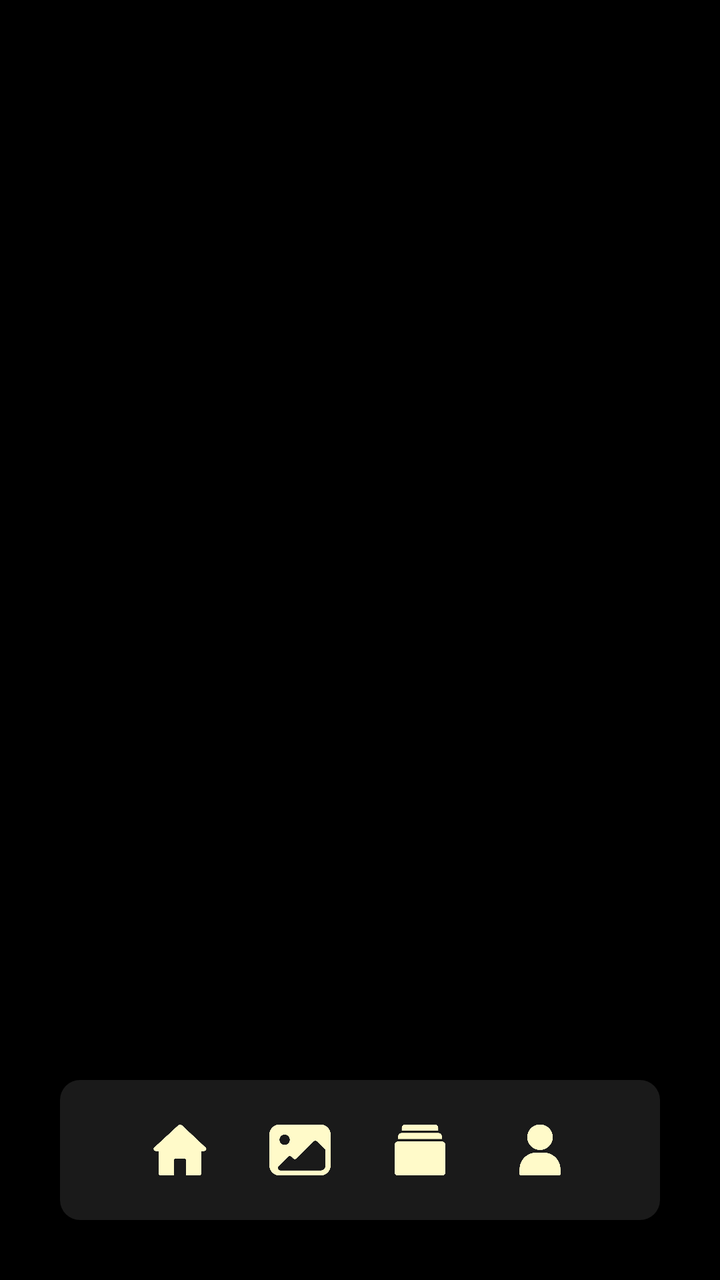
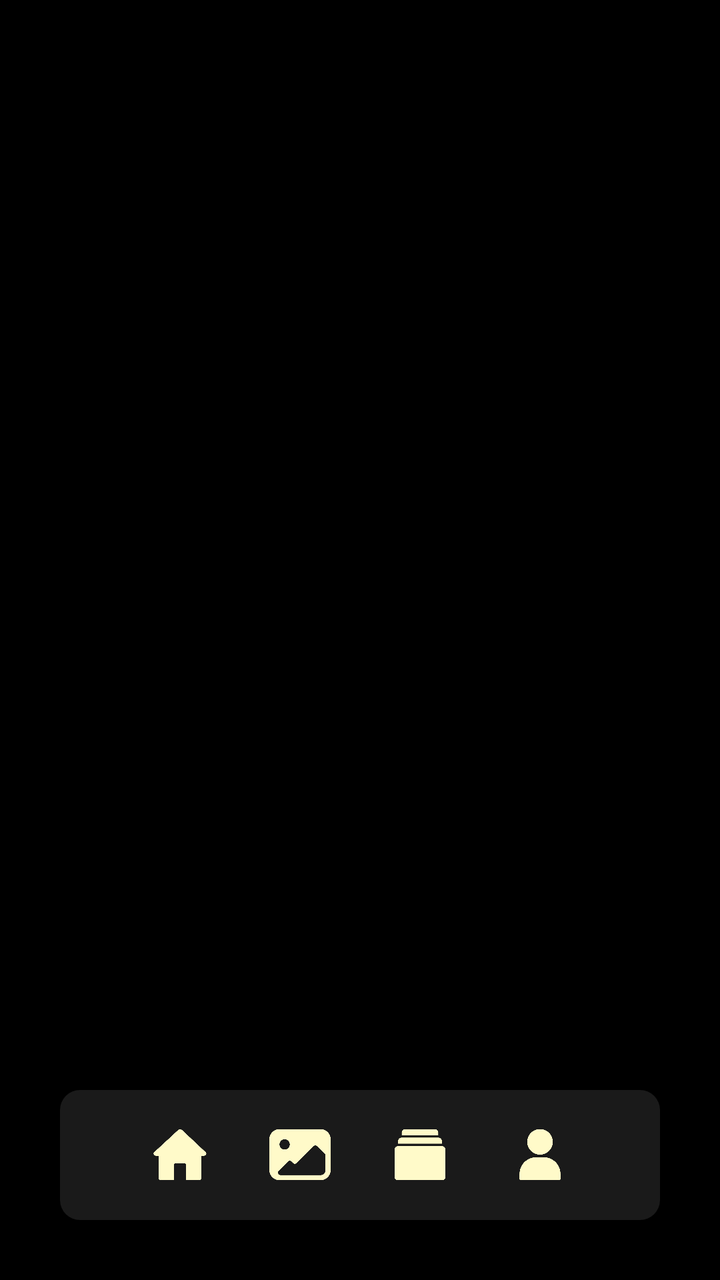

The first picture is an Android layout as it rendered before a commit; the second is the same layout after the commit. The layout source and the unified diff follow.
<!-- AndroidManifest.xml: application theme Theme.Monaly -->
<!-- res/layout/activity_main.xml -->
<?xml version="1.0" encoding="utf-8"?>
<androidx.constraintlayout.widget.ConstraintLayout xmlns:android="http://schemas.android.com/apk/res/android"
    xmlns:app="http://schemas.android.com/apk/res-auto"
    xmlns:tools="http://schemas.android.com/tools"
    android:id="@+id/main"
    android:layout_width="match_parent"
    android:layout_height="match_parent"
    android:background="@color/black"
    tools:context=".ui.activity.MainActivity">

    
    <androidx.viewpager2.widget.ViewPager2
        android:id="@+id/viewPagerMain"
        android:layout_width="0dp"
        android:layout_height="0dp"
        app:layout_constraintBottom_toTopOf="@+id/customBottomNav"
        app:layout_constraintEnd_toEndOf="parent"
        app:layout_constraintStart_toStartOf="parent"
        app:layout_constraintTop_toTopOf="parent" />

    
    <LinearLayout
        android:id="@+id/customBottomNav"
        android:layout_width="0dp"
        android:layout_height="70dp"
        android:layout_marginStart="30dp"
        android:layout_marginEnd="30dp"
        android:layout_marginBottom="30dp"
        android:background="@drawable/drawable_background_button_gray_deep_10_dp"
        android:gravity="center_vertical"
        android:orientation="horizontal"
        android:paddingStart="30dp"
        android:paddingEnd="30dp"
        app:layout_constraintBottom_toBottomOf="parent"
        app:layout_constraintEnd_toEndOf="parent"
        app:layout_constraintStart_toStartOf="parent">

        
        <ImageView
            android:id="@+id/navHome"
            android:layout_width="0dp"
            android:layout_height="32dp"
            android:layout_weight="1"
            android:scaleType="fitCenter"
            android:src="@drawable/ic_home_bage_neutral" />

        
        <ImageView
            android:id="@+id/navGallery"
            android:layout_width="0dp"
            android:layout_height="32dp"
            android:layout_weight="1"
            android:scaleType="fitCenter"
            android:src="@drawable/ic_gallery_bage_neutral" />

        
        <ImageView
            android:id="@+id/navAlbums"
            android:layout_width="0dp"
            android:layout_height="32dp"
            android:layout_weight="1"
            android:scaleType="fitCenter"
            android:src="@drawable/ic_albums_bage_neutral" />

        
        <ImageView
            android:id="@+id/navProfile"
            android:layout_width="0dp"
            android:layout_height="32dp"
            android:layout_weight="1"
            android:scaleType="fitCenter"
            android:src="@drawable/ic_profile_bage_neutral" />

    </LinearLayout>

</androidx.constraintlayout.widget.ConstraintLayout>
<!-- resources referenced by this layout -->
<resources>
  <color name="black">#000000</color>
  <!-- drawable drawable_background_button_gray_deep_10_dp (drawable) -->
  <?xml version="1.0" encoding="utf-8"?>
  <shape xmlns:android="http://schemas.android.com/apk/res/android">
  
      <solid android:color="@color/gray_deep"/>
      <corners android:radius="10dp"/>
  
  </shape>
  <!-- drawable ic_albums_bage_neutral: png bitmap (drawable, 1008 bytes) -->
  <!-- drawable ic_gallery_bage_neutral: png bitmap (drawable, 2347 bytes) -->
  <!-- drawable ic_home_bage_neutral: png bitmap (drawable, 1534 bytes) -->
  <!-- drawable ic_profile_bage_neutral: png bitmap (drawable, 1761 bytes) -->
  <style name="Theme.Monaly" parent="Base.Theme.Monaly" />
  <color name="gray_deep">#1A1A1A</color>
  <style name="Base.Theme.Monaly" parent="Theme.Material3.DayNight.NoActionBar">
  
  
          
          
  
  
          
          <item name="android:navigationBarColor">@color/black</item>
  
  
      </style>
</resources>

<!-- the commit's change to res/layout/activity_main.xml (unified diff, before → after) -->
@@ -22,7 +22,7 @@
     <LinearLayout
         android:id="@+id/customBottomNav"
         android:layout_width="0dp"
-        android:layout_height="70dp"
+        android:layout_height="65dp"
         android:layout_marginStart="30dp"
         android:layout_marginEnd="30dp"
         android:layout_marginBottom="30dp"
